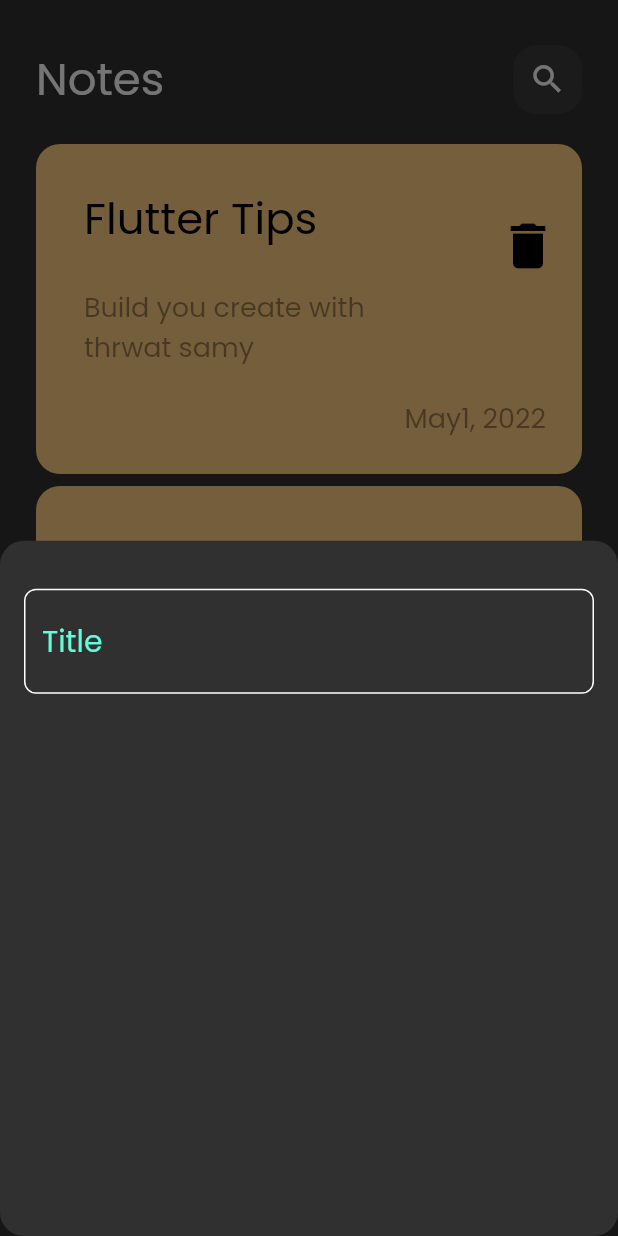
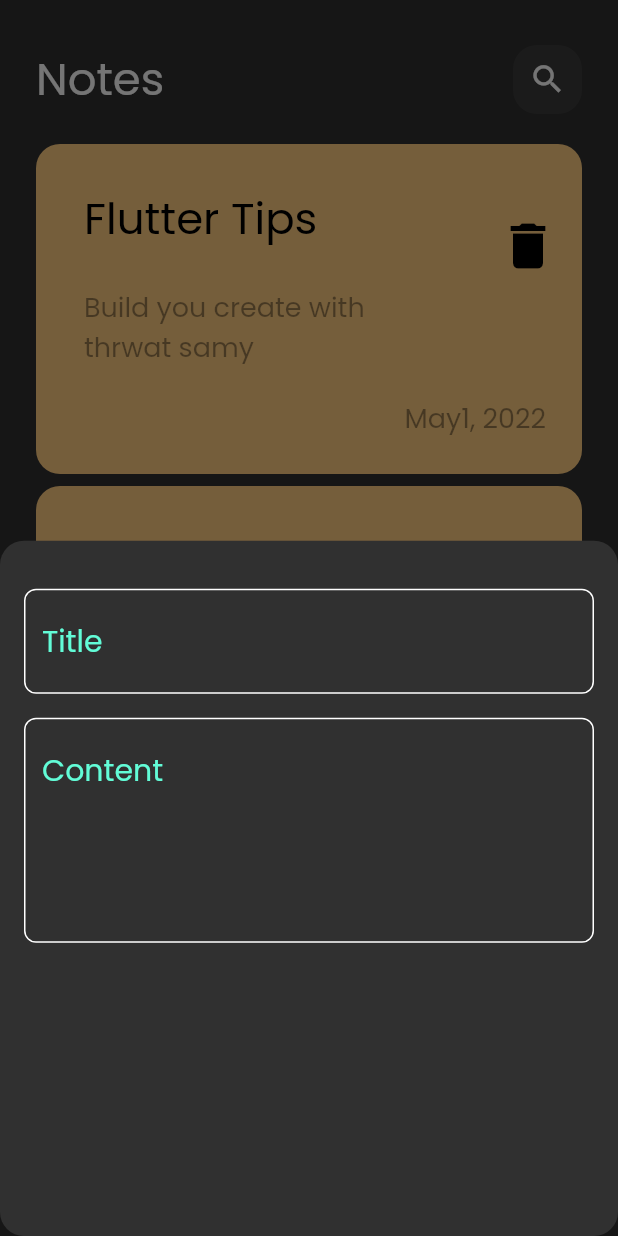
Before and after one commit to 3laaElmasry/Notes-App, a Flutter app: the screen it shows after launch, after a tap on the "add" icon, on a phone screen of 412 x 824 dp. Run offline on Flutter 3.47's test engine with Material 3 defaults, Android fonts, the phone set to English and light mode, and no system bars.

Commit message:
add text fields to add bottom sheet

```diff
--- a/lib/widgets/add_note_botton_sheet.dart
+++ b/lib/widgets/add_note_botton_sheet.dart
@@ -13,7 +13,16 @@ class AddNoteButtomSheet extends StatelessWidget {
           SizedBox(
             height: 32,
           ),
-          CustomTextField(),
+          CustomTextField(
+            hintText: "Title",
+          ),
+          SizedBox(
+            height: 16,
+          ),
+          CustomTextField(
+            hintText: "Content",
+            maxLigns: 5,
+          ),
         ],
       ),
     );
--- a/lib/widgets/custom_text_field.dart
+++ b/lib/widgets/custom_text_field.dart
@@ -2,14 +2,18 @@ import 'package:flutter/material.dart';
 import 'package:notes_app/widgets/constatns_file.dart';
 
 class CustomTextField extends StatelessWidget {
-  const CustomTextField({super.key});
+  const CustomTextField({super.key, required this.hintText, this.maxLigns = 1});
+
+  final String hintText;
+  final int maxLigns;
 
   @override
   Widget build(BuildContext context) {
     return TextField(
       cursorColor: kPrimaryColor,
+      maxLines: maxLigns,
       decoration: InputDecoration(
-        hintText: "Title",
+        hintText: hintText,
         hintStyle: const TextStyle(color: kPrimaryColor, fontSize: 20),
         border: customOutLineBorder(),
         enabledBorder: customOutLineBorder(),
```
